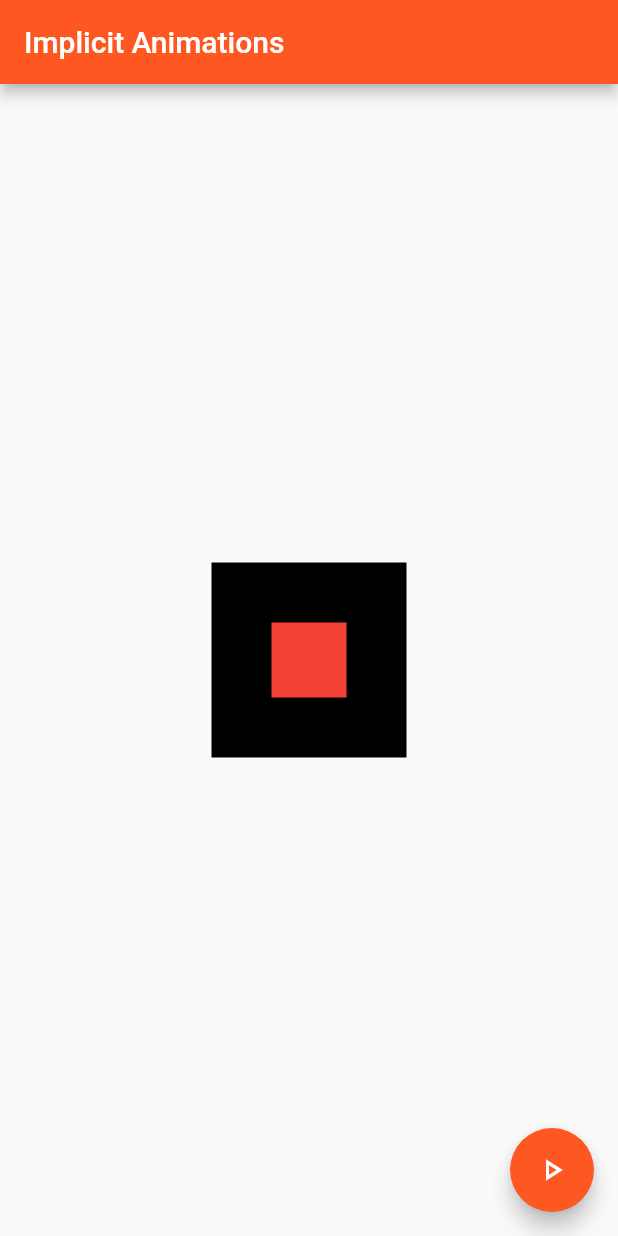
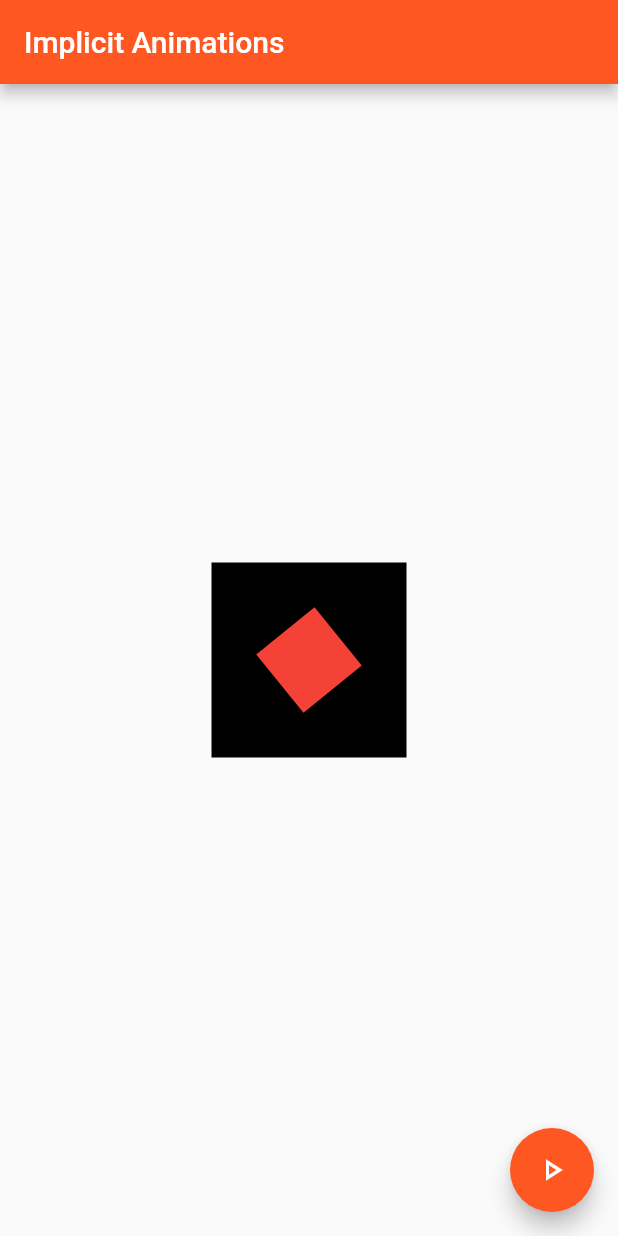
Before and after one commit to 1SanSey/flutter_implicit_animations, a Flutter app: the screen it shows after launch, on a phone screen of 412 x 824 dp. Run offline on Flutter 3.47's test engine with Material 2 defaults, Android fonts, the phone set to English and light mode, and no system bars.

```diff
--- a/lib/main.dart
+++ b/lib/main.dart
@@ -1,3 +1,5 @@
+import 'dart:math';
+
 import 'package:flutter/material.dart';
 
 void main() {
@@ -52,7 +54,8 @@ class _ExampleWidgetState extends State<ExampleWidget> {
                 //AnimatedAlignExample(toggle: toggle),
                 // AnimatedCrossFadeExample(toggle: toggle),
                 // AnimatedOpacityExample(toggle: toggle),
-                AnimatedPaddingExample(toggle: toggle),
+                // AnimatedPaddingExample(toggle: toggle),
+                AnimatedRotationExample(toggle: toggle)
               ],
             ),
           ),
@@ -218,3 +221,22 @@ class AnimatedPaddingExample extends StatelessWidget {
     );
   }
 }
+
+class AnimatedRotationExample extends StatelessWidget {
+  final bool toggle;
+  const AnimatedRotationExample({Key? key, required this.toggle})
+      : super(key: key);
+
+  @override
+  Widget build(BuildContext context) {
+    return AnimatedRotation(
+      duration: duration,
+      turns: toggle ? pi : pi / 2,
+      child: Container(
+        width: 50,
+        height: 50,
+        color: Colors.red,
+      ),
+    );
+  }
+}
```
